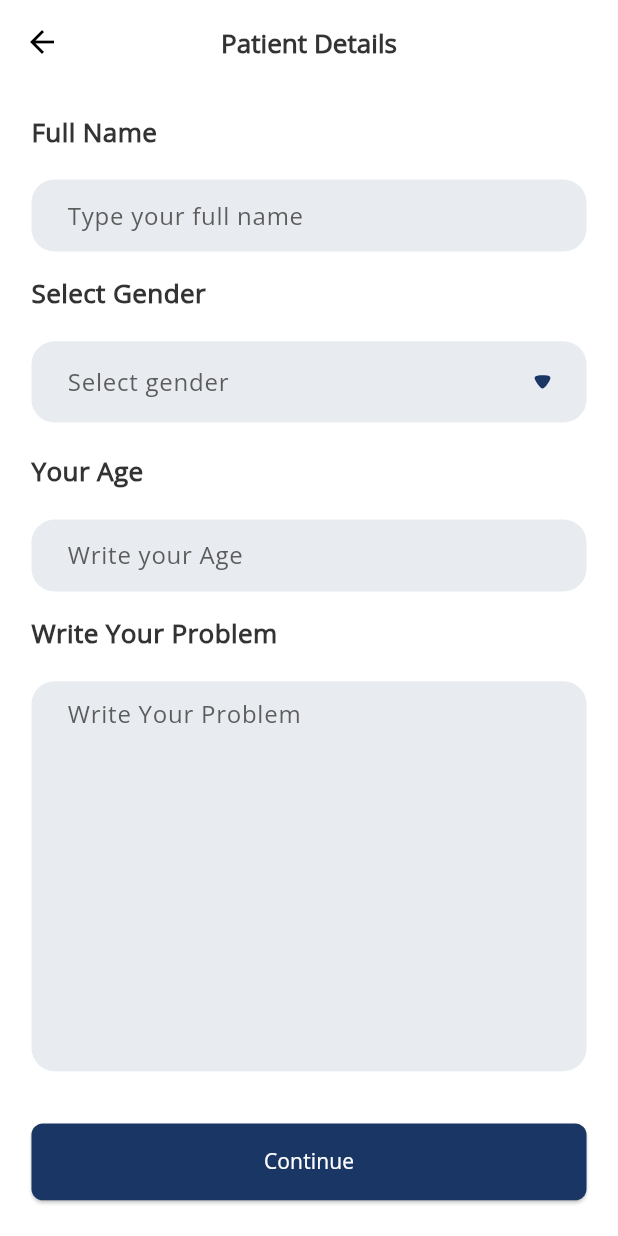
After one commit to sagorahamed1/medical-appointment, a Flutter app: the UserPatientDetailsScreen screen opened by its route, on a phone screen of 412 x 824 dp. The commit adds this screen. Run offline on Flutter 3.47's test engine with Material 3 defaults, Android fonts, the phone set to English and light mode, and no system bars; our stand-ins replace flutter_screenutil, flutter_spinkit, flutter_svg, get, pin_code_fields, shared_preferences and 1 more; accounts and stored records are empty.

Commit message:
user patient details screen done

```diff
--- a/lib/routes/app_routes.dart
+++ b/lib/routes/app_routes.dart
@@ -11,6 +11,7 @@ import '../views/screens/Auth/veryfy_email/veryfy_email_screen.dart';
 import '../views/screens/User/User_Available_Doctors/user_availablle_doctors_screen.dart';
 import '../views/screens/User/User_Book_Schedule/user_book_schedule_screen.dart';
 import '../views/screens/User/User_Emergency_Doctors/user_emergency_doctors_screen.dart';
+import '../views/screens/User/User_Patient_Details/user_patient_details.dart';
 import '../views/screens/User/User_doctor_details/user_doctor_details_screen.dart';
 import '../views/screens/User/User_home/user_home_screen.dart';
 import '../views/screens/User/user_bottom_nav_bar/user_bottom_nav_bar.dart';
@@ -42,6 +43,7 @@ class AppRoutes {
   static const String userDoctorDetailsScreen = "/DoctorDetailsScreen.dart";
   static const String userSelectPackageScreen = "/SelectPackageScreen.dart";
   static const String userBookScheduleScreen = "/UserBookScheduleScreen.dart";
+  static const String userPatientDetailsScreen = "/UserPatientDetailsScreen.dart";
 
 
   static List<GetPage> get routes => [
@@ -64,5 +66,6 @@ class AppRoutes {
         GetPage(name: userDoctorDetailsScreen, page: () => UserDoctorDetailsScreen()),
         GetPage(name: userSelectPackageScreen, page: () => UserSelectPackageScreen()),
         GetPage(name: userBookScheduleScreen, page: () => UserBookScheduleScreen()),
+        GetPage(name: userPatientDetailsScreen, page: () => UserPatientDetailsScreen()),
   ];
 }
--- a/lib/utils/app_icons.dart
+++ b/lib/utils/app_icons.dart
@@ -22,5 +22,6 @@ class AppIcons {
   static const String experienceIcon = "$path/experience.svg";
   static const String videoCallIcons = "$path/videoCallIcons.svg";
   static const String personGroup = "$path/personGroup.svg";
+  static const String arrowDown = "$path/arrowDown.svg";
 
 }
--- a/lib/utils/app_strings.dart
+++ b/lib/utils/app_strings.dart
@@ -63,6 +63,13 @@ class AppString {
   static const String   bookSchedule  = "Book Schedule";
   static const String   selectDate  = "Select Date";
   static const String   selectTime  = "Select Time";
+  static const String   patientDetails  = "Patient Details";
+  static const String   fullName  = "Full Name";
+  static const String   andrewAinsley  = "Andrew Ainsley";
+  static const String   yourAge  = "Your Age";
+  static const String   writeYourProblem  = "Write Your Problem";
+  static const String   selecteGender  = "Select Gender";
+
 
 
 
--- a/lib/views/screens/User/User_Book_Schedule/user_book_schedule_screen.dart
+++ b/lib/views/screens/User/User_Book_Schedule/user_book_schedule_screen.dart
@@ -1,9 +1,12 @@
+import 'package:doctor_appointment/routes/app_routes.dart';
 import 'package:doctor_appointment/utils/app_colors.dart';
 import 'package:doctor_appointment/utils/app_dimentions.dart';
 import 'package:doctor_appointment/utils/app_strings.dart';
+import 'package:doctor_appointment/views/widgets/custom_button.dart';
 import 'package:doctor_appointment/views/widgets/custom_text.dart';
 import 'package:flutter/material.dart';
 import 'package:flutter_screenutil/flutter_screenutil.dart';
+import 'package:get/get.dart';
 
 class UserBookScheduleScreen extends StatefulWidget {
   const UserBookScheduleScreen({super.key});
@@ -107,6 +110,17 @@ class _UserBookScheduleScreenState extends State<UserBookScheduleScreen> {
                   );
                 }).toList(),
               ),
+
+
+
+
+              SizedBox(height: 24.h),
+
+              CustomButton(onpress: (){
+                Get.toNamed(AppRoutes.userPatientDetailsScreen);
+              }, title: AppString.continues),
+
+              SizedBox(height: 24.h),
             ],
           ),
         ),
--- /dev/null
+++ b/lib/views/screens/User/User_Patient_Details/user_patient_details.dart
@@ -0,0 +1,157 @@
+import 'package:doctor_appointment/utils/app_colors.dart';
+import 'package:doctor_appointment/utils/app_dimentions.dart';
+import 'package:doctor_appointment/utils/app_icons.dart';
+import 'package:doctor_appointment/views/widgets/custom_button.dart';
+import 'package:doctor_appointment/views/widgets/custom_text_field_without_border.dart';
+import 'package:flutter/material.dart';
+import 'package:flutter_screenutil/flutter_screenutil.dart';
+import 'package:flutter_svg/flutter_svg.dart';
+import 'package:get/get.dart';
+import 'package:get/get_rx/get_rx.dart';
+
+import '../../../../utils/app_strings.dart';
+import '../../../widgets/custom_text.dart';
+
+class UserPatientDetailsScreen extends StatelessWidget {
+  UserPatientDetailsScreen({super.key});
+
+  TextEditingController fullNameCtrl = TextEditingController();
+  TextEditingController ageCtrl = TextEditingController();
+  TextEditingController problemCtrl = TextEditingController();
+  TextEditingController genderCtrl = TextEditingController();
+
+
+  var dropDownList = ["Male", "Female"];
+
+  @override
+  Widget build(BuildContext context) {
+
+    RxBool isDropDown = false.obs;
+    return Scaffold(
+      ///-----------------------------------app bar section-------------------------->
+      appBar: AppBar(
+        title: CustomText(
+          text: AppString.patientDetails,
+          fontsize: 18.h,
+          fontWeight: FontWeight.w600,
+        ),
+      ),
+
+      body: SingleChildScrollView(
+        child: Padding(
+          padding: EdgeInsets.symmetric(
+              horizontal: Dimensions.paddingSizeDefault.w,
+              vertical: Dimensions.paddingSizeDefault.h),
+          child: Obx(()=>
+              Column(
+              crossAxisAlignment: CrossAxisAlignment.start,
+              children: [
+                ///===================Write Full Name TextField================>?
+                _textAndTextField(AppString.fullName, "Type your full name", "", fullNameCtrl, 1, TextInputType.text),
+                CustomText(
+                    text: AppString.selecteGender,
+                    fontsize: 18.h,
+                    fontWeight: FontWeight.w600,
+                    bottom: 20.h),
+
+                   CustomTextFieldWithoutBorder(
+                     onTap: (){
+                       if(isDropDown.value == true){
+                         isDropDown(false);
+                       }
+                       isDropDown(true);
+                     },
+                     readOnly: true,
+                     contenpaddingHorizontal: 20,
+                     contenpaddingVertical: 0,
+                     controller: genderCtrl,
+                     hintText: 'Select gender',
+                     sufixicons: Padding(
+                       padding:
+                           EdgeInsets.symmetric(horizontal: 18.w, vertical: 18.h),
+                       child: SvgPicture.asset(
+                         AppIcons.arrowDown,
+                         color: AppColors.primaryColor,
+                         height: 20.h,
+                         width: 20.w,
+                         fit: BoxFit.cover,
+                       ),
+                     ),
+                   ),
+
+                SizedBox(height: 5.h),
+                isDropDown.value?
+                Container(
+                  decoration: BoxDecoration(
+                    color: AppColors.fillColorE8EBF0,
+                    borderRadius: BorderRadius.all(Radius.circular(8.r) )
+                  ),
+                  height: 142.h,
+                  child: ListView.builder(
+                    itemCount: dropDownList.length,
+                    itemBuilder: (context, index) {
+                      var dropDownItems = dropDownList[index];
+                      return ListTile(
+                        contentPadding: EdgeInsets.symmetric(vertical: 0, horizontal: 20.w),
+                        title: CustomText(text: dropDownItems,textAlign: TextAlign.start),
+                        onTap: (){
+                          isDropDown(false);
+                          genderCtrl.text = dropDownItems;
+                        },
+                      );
+                    },
+                  ),
+                ) : const SizedBox() ,
+
+                SizedBox(height: 16.h),
+                ///===================Write you Age TextField================>
+                _textAndTextField(AppString.yourAge, "Write your Age", "", ageCtrl, 1, TextInputType.number),
+                ///===================Write Problem TextField================>?
+                _textAndTextField(AppString.writeYourProblem, AppString.writeYourProblem, "", problemCtrl, 10, TextInputType.text),
+                SizedBox(height: 20.h),
+                CustomButton(onpress: () {}, title: AppString.continues),
+                SizedBox(height: 20.h),
+              ],
+            ),
+          ),
+        ),
+      ),
+    );
+  }
+
+  Widget _textAndTextField(String title, hinText, icon,
+      TextEditingController controller, int maxLine, TextInputType keyboardType) {
+    return Column(
+      crossAxisAlignment: CrossAxisAlignment.start,
+      children: [
+        CustomText(
+            text: "$title",
+            fontsize: 18.h,
+            fontWeight: FontWeight.w600,
+            bottom: 20.h),
+        CustomTextFieldWithoutBorder(
+          contenpaddingHorizontal: 20,
+          contenpaddingVertical: 10,
+          controller: controller,
+          maxLines: maxLine,
+          keyboardType: keyboardType,
+          hintText: '$hinText',
+          sufixicons: icon == ""
+              ? const SizedBox()
+              : Padding(
+                  padding:
+                      EdgeInsets.symmetric(horizontal: 18.w, vertical: 18.h),
+                  child: SvgPicture.asset(
+                    AppIcons.arrowDown,
+                    color: AppColors.primaryColor,
+                    height: 20.h,
+                    width: 20.w,
+                    fit: BoxFit.cover,
+                  ),
+                ),
+        ),
+        SizedBox(height: 16.h)
+      ],
+    );
+  }
+}
```
Also changed, not shown: assets/icons/arrowDown.svg (added).
